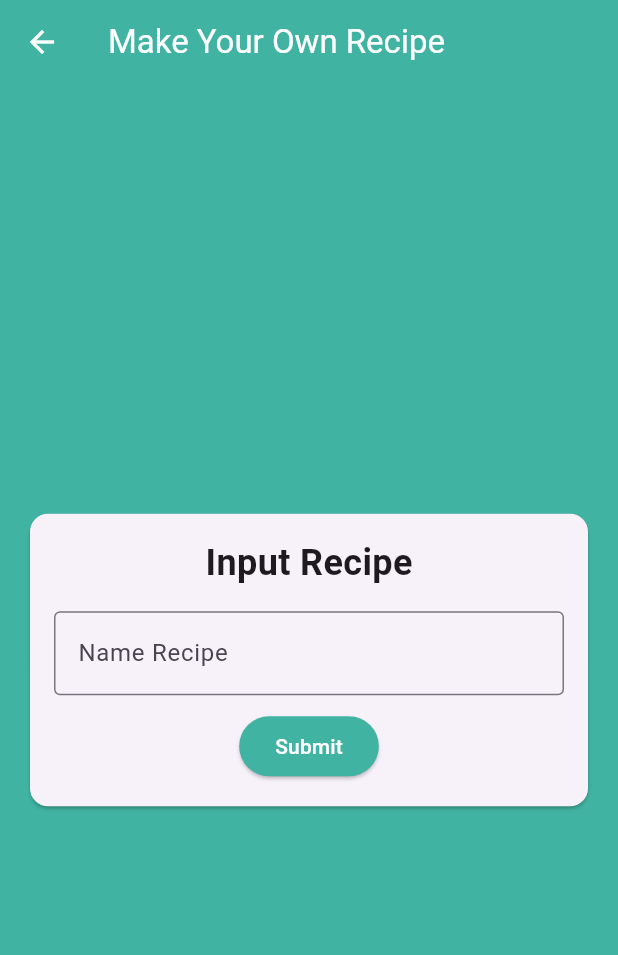
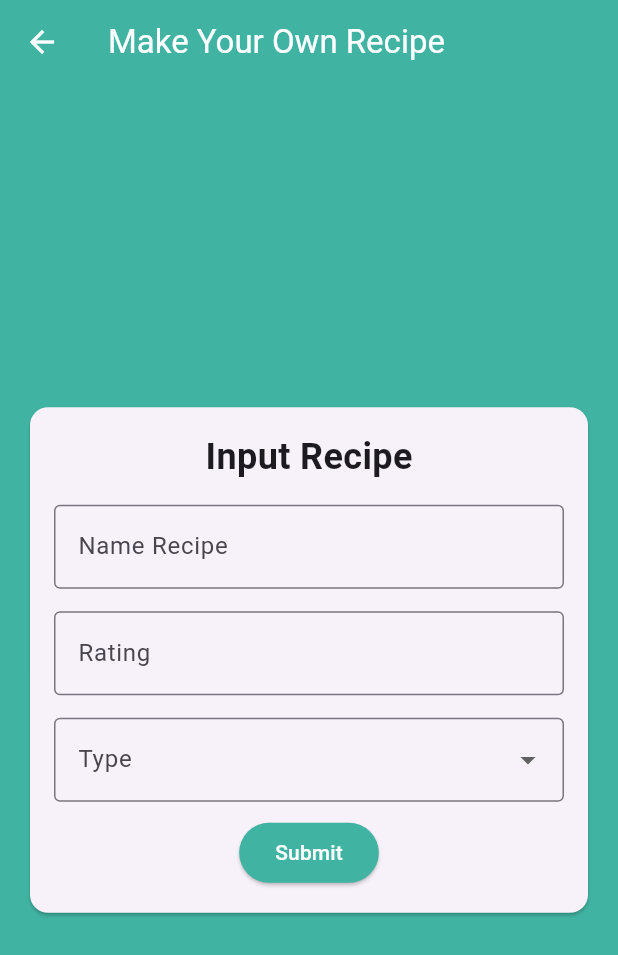
Before and after one commit to diasujamuru/resep_in, a Flutter app: the screen it shows after launch, after a tap on "Make Recipe", on a phone screen of 412 x 824 dp. Shown: the top 955 px of the screen. Run offline on Flutter 3.47's test engine with Material 3 defaults, Android fonts, the phone set to English and light mode, and no system bars; our stand-ins replace another_carousel_pro.

Commit message:
[BUG] [CLEAR] Memperbaiki input data pada halaman Make Recipe

```diff
--- a/lib/components/input_card.dart
+++ b/lib/components/input_card.dart
@@ -2,24 +2,31 @@ import 'package:flutter/material.dart';
 import 'package:http/http.dart' as http;
 import 'package:resep_in/pages/homepage.dart';
 
-class InputCard extends StatelessWidget {
+class InputCard extends StatefulWidget {
+  @override
+  _InputCardState createState() => _InputCardState();
+}
+
+class _InputCardState extends State<InputCard> {
   final formKey = GlobalKey<FormState>();
 
-  TextEditingController name_recipe = TextEditingController();
-  // TextEditingController type = TextEditingController();
-  TextEditingController rating = TextEditingController();
+  final TextEditingController name_recipe = TextEditingController();
+  final TextEditingController rating = TextEditingController();
+  String? selectedType;
 
   Future _simpan() async {
-    final response = await http.post(Uri.parse("https://66d17ef762816af9a4f3d884.mockapi.io/recipes"), body: {
-      'name_recipe': name_recipe.text,
-      // 'type': type.text,
-      // 'rating': rating.text
-    });
+    final response = await http.post(
+      Uri.parse("https://66d17ef762816af9a4f3d884.mockapi.io/recipes"),
+      body: {
+        'name_recipe': name_recipe.text,
+        'rating': rating.text,
+        'type': selectedType ?? '',
+      },
+    );
 
     if (response.statusCode == 200) {
       return true;
     }
-    return false;
   }
 
   @override
@@ -59,43 +66,52 @@ class InputCard extends StatelessWidget {
                           return "Nama harus diisi";
                         }
                       }),
-                  // SizedBox(
-                  //   height: 15,
-                  // ),
-                  // DropdownButtonFormField<String>(
-                  //     items: [
-                  //       'Makanan',
-                  //       'Minuman'
-                  //     ].map((String value) {
-                  //       return DropdownMenuItem<String>(
-                  //         value: value,
-                  //         child: Text(value),
-                  //       );
-                  //     }).toList(),
-                  //     onChanged: (String? newValue) {},
-                  //     decoration: InputDecoration(
-                  //       labelText: 'Type',
-                  //       border: OutlineInputBorder(),
-                  //     ),
-                  //     validator: (value) {
-                  //       if (value!.isEmpty) {
-                  //         return "Tipe harus diisi";
-                  //       }
-                  //     }),
-                  // SizedBox(
-                  //   height: 15,
-                  // ),
-                  // TextFormField(
-                  //     decoration: InputDecoration(
-                  //       labelText: 'Rating',
-                  //       border: OutlineInputBorder(),
-                  //     ),
-                  //     keyboardType: TextInputType.number,
-                  //     validator: (value) {
-                  //       if (value!.isEmpty) {
-                  //         return "Rating harus diisi";
-                  //       }
-                  //     }),
+                  SizedBox(
+                    height: 15,
+                  ),
+                  TextFormField(
+                    controller: rating,
+                    decoration: InputDecoration(
+                      labelText: 'Rating',
+                      border: OutlineInputBorder(),
+                    ),
+                    keyboardType: TextInputType.number,
+                    validator: (value) {
+                      if (value!.isEmpty) {
+                        return "Rating harus diisi";
+                      }
+                      return null;
+                    },
+                  ),
+                  SizedBox(
+                    height: 15,
+                  ),
+                  DropdownButtonFormField<String>(
+                    items: [
+                      'Makanan',
+                      'Minuman'
+                    ].map((String value) {
+                      return DropdownMenuItem<String>(
+                        value: value,
+                        child: Text(value),
+                      );
+                    }).toList(),
+                    value: selectedType,
+                    onChanged: (String? newValue) {
+                      setState(() {
+                        selectedType = newValue;
+                      });
+                    },
+                    decoration: InputDecoration(
+                      labelText: 'Type',
+                      border: OutlineInputBorder(),
+                    ),
+                    validator: (value) {
+                      if (value!.isEmpty) {
+                        return "Tipe harus diisi";
+                      }
+                    },
+                  ),
                   SizedBox(
                     height: 10,
                   ),
--- a/lib/pages/input_recipe.dart
+++ b/lib/pages/input_recipe.dart
@@ -7,7 +7,7 @@ class InputRecipe extends StatelessWidget {
   @override
   Widget build(BuildContext context) {
     return MaterialApp(
-      debugShowCheckedModeBanner: true,
+      debugShowCheckedModeBanner: false,
       home: Scaffold(
         appBar: AppBar(
           title: Text(
```
